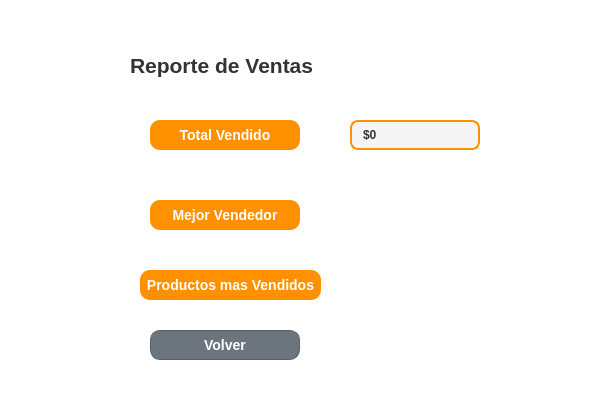
Old version of the form gui/ventas_admin.ui in the repository UTN-BDA-2026/repositorio-grupo-BCCG.
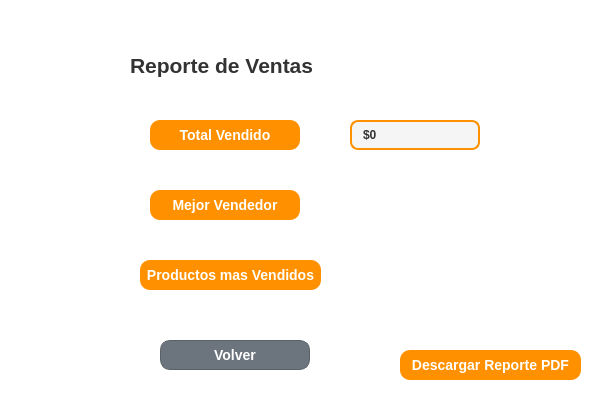
New version of the form.

Commit message: se modifico el archivo para las mejoras del archivo ventas_admin.py

The edit to the form file:
```diff
--- a/gui/ventas_admin.ui
+++ b/gui/ventas_admin.ui
@@ -92,7 +92,7 @@
    <property name="geometry">
     <rect>
      <x>150</x>
-     <y>200</y>
+     <y>190</y>
      <width>150</width>
      <height>30</height>
     </rect>
@@ -117,8 +117,8 @@
   <widget class="QPushButton" name="btnVolver">
    <property name="geometry">
     <rect>
-     <x>150</x>
-     <y>330</y>
+     <x>160</x>
+     <y>340</y>
      <width>150</width>
      <height>30</height>
     </rect>
@@ -149,7 +149,7 @@
    <property name="geometry">
     <rect>
      <x>140</x>
-     <y>270</y>
+     <y>260</y>
      <width>181</width>
      <height>30</height>
     </rect>
@@ -171,6 +171,32 @@
     <string>Productos mas Vendidos</string>
    </property>
   </widget>
+  <widget class="QPushButton" name="btnExportarPdf">
+   <property name="geometry">
+    <rect>
+     <x>400</x>
+     <y>350</y>
+     <width>181</width>
+     <height>30</height>
+    </rect>
+   </property>
+   <property name="styleSheet">
+    <string notr="true">QPushButton {
+    background-color: #FF9100;
+    color: white;
+    border-radius: 10px;
+    font-weight: bold;
+    font-size: 14px;
+}
+
+QPushButton:hover {
+    background-color: #E68200;
+}</string>
+   </property>
+   <property name="text">
+    <string>Descargar Reporte PDF</string>
+   </property>
+  </widget>
  </widget>
  <resources/>
  <connections/>
```
